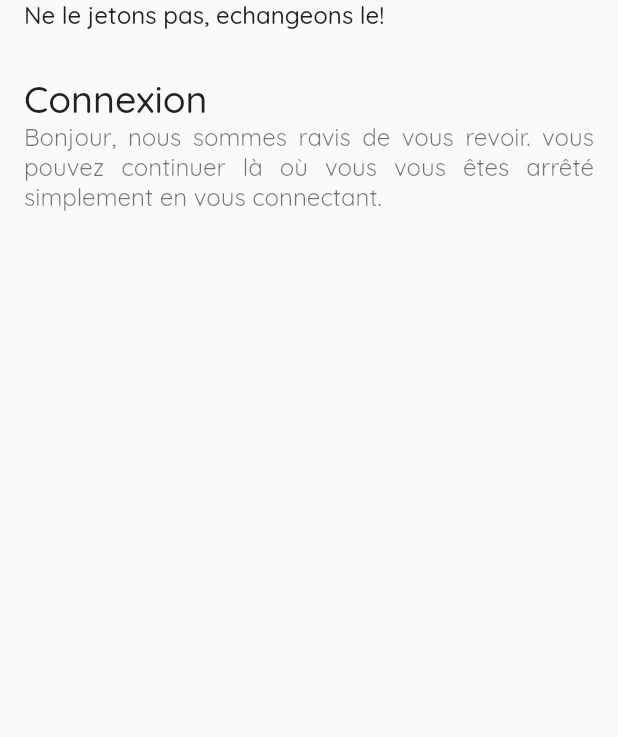
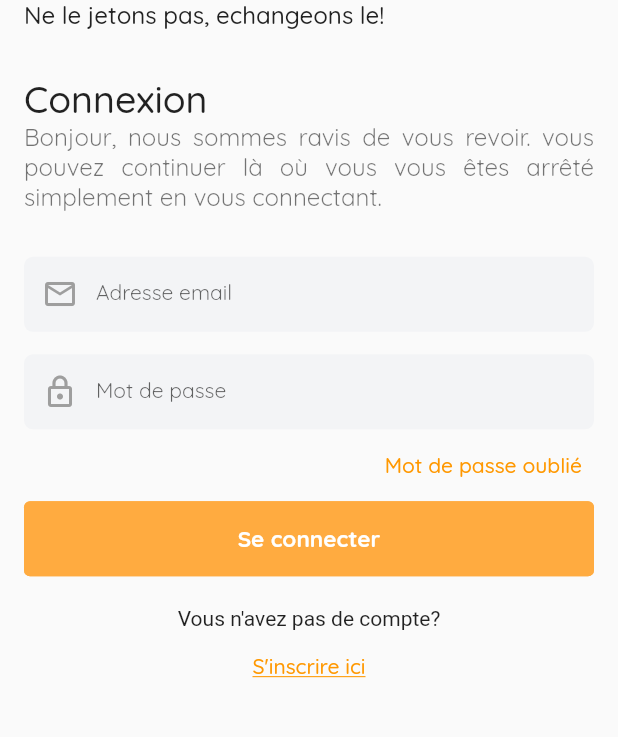
Before and after one commit to BriscoPeas93/urban_trade_live, a Flutter app: the screen it shows after launch, on a phone screen of 412 x 824 dp, the part 282-1019 px from its top. Run offline on Flutter 3.47's test engine with Material 2 defaults, Android fonts, the phone set to English and light mode, and no system bars; our stand-ins replace google_fonts.

Commit message:
login page

```diff
--- a/lib/main.dart
+++ b/lib/main.dart
@@ -16,7 +16,7 @@ class MyApp extends StatelessWidget {
     return MaterialApp(
       title: 'Flutter Demo',
       theme: ThemeData(
-        primarySwatch: Colors.blue,
+        primarySwatch: Colors.orange,
       ),
       home: const MyHomePage(),
       routes: <String, WidgetBuilder>{
--- a/lib/pages/login_page.dart
+++ b/lib/pages/login_page.dart
@@ -93,6 +93,92 @@ class _LoginPageState extends State<LoginPage> {
                         fontWeight: FontWeight.w400),
                     textAlign: TextAlign.justify,
                   )),
+              Padding(
+                padding: const EdgeInsets.only(top: 30),
+                child: SizedBox(
+                  height: 50,
+                  child: TextField(
+                    keyboardType: TextInputType.emailAddress,
+                    decoration: InputDecoration(
+                      filled: true,
+                      fillColor: const Color.fromRGBO(243, 244, 246, 1),
+                      border: OutlineInputBorder(
+                          borderRadius: BorderRadius.circular(6),
+                          borderSide: BorderSide.none),
+                      hintText: "Adresse email",
+                      hintStyle: GoogleFonts.quicksand(
+                          fontSize: 14, fontWeight: FontWeight.normal),
+                      prefixIcon: const Icon(
+                        Icons.email_outlined,
+                        color: Colors.grey,
+                      ),
+                    ),
+                  ),
+                ),
+              ),
+              Padding(
+                padding: const EdgeInsets.only(top: 15),
+                child: SizedBox(
+                  height: 50,
+                  child: TextField(
+                    obscureText: true,
+                    keyboardType: TextInputType.visiblePassword,
+                    decoration: InputDecoration(
+                      filled: true,
+                      fillColor: const Color.fromRGBO(243, 244, 246, 1),
+                      border: OutlineInputBorder(
+                          borderRadius: BorderRadius.circular(6),
+                          borderSide: BorderSide.none),
+                      hintText: "Mot de passe",
+                      hintStyle: GoogleFonts.quicksand(
+                          fontSize: 14, fontWeight: FontWeight.normal),
+                      prefixIcon: const Icon(
+                        Icons.lock_outlined,
+                        color: Colors.grey,
+                      ),
+                    ),
+                  ),
+                ),
+              ),
+              Align(
+                alignment: Alignment.topRight,
+                child: TextButton(
+                    onPressed: () {},
+                    child: Text(
+                      'Mot de passe oublié',
+                      style: GoogleFonts.quicksand(),
+                    )),
+              ),
+              OutlinedButton(
+                  style: OutlinedButton.styleFrom(
+                      foregroundColor: Colors.orangeAccent,
+                      backgroundColor: Colors.orangeAccent,
+                      side: const BorderSide(
+                          color: Colors.orangeAccent, width: 1)),
+                  onPressed: () {},
+                  child: Container(
+                    width: MediaQuery.of(context).size.width,
+                    alignment: Alignment.center,
+                    height: 50,
+                    child: Text(
+                      'Se connecter',
+                      style: GoogleFonts.quicksand(
+                          color: Colors.white,
+                          fontSize: 15,
+                          fontWeight: FontWeight.bold),
+                    ),
+                  )),
+              const Padding(
+                padding: EdgeInsets.only(top: 20),
+                child: Text("Vous n'avez pas de compte?"),
+              ),
+              TextButton(
+                  onPressed: () {},
+                  child: Text(
+                    "S'inscrire ici",
+                    style: GoogleFonts.quicksand(
+                        decoration: TextDecoration.underline),
+                  ))
             ],
           ),
         ),
```
